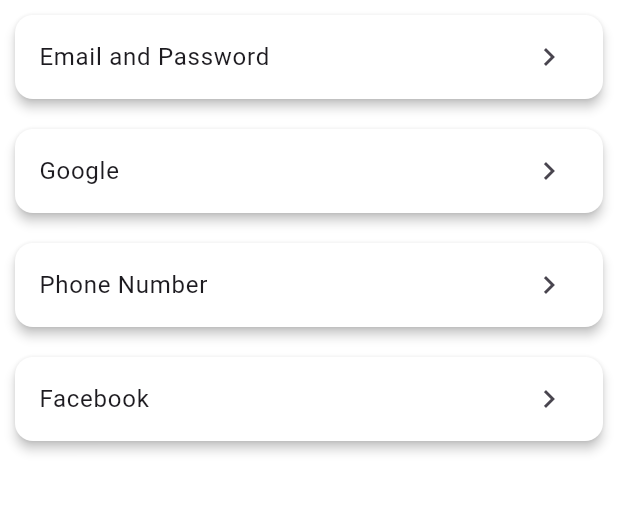
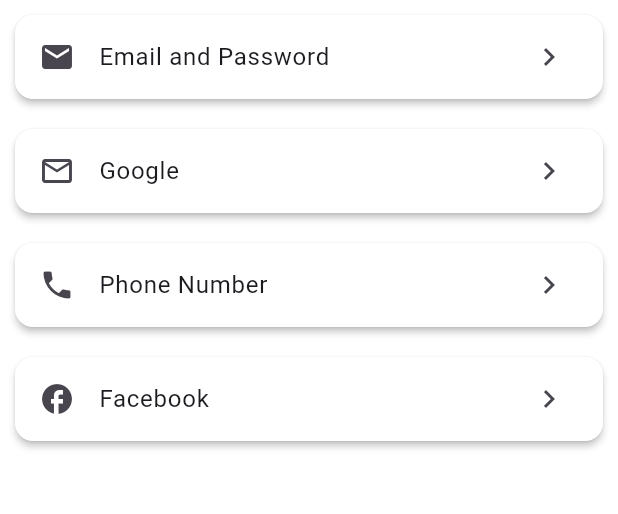
Before and after one commit to TirumalPhutane/Task-app, a Flutter app: the FirebaseAuthScreen screen opened by its route, on a phone screen of 412 x 824 dp, the part 84-598 px from its top. Run offline on Flutter 3.47's test engine with Material 3 defaults, Android fonts, the phone set to English and light mode, and no system bars; our stand-ins replace async_redux, file_picker, firebase_auth, firebase_core, firebase_crashlytics, firebase_messaging and 8 more; missing offline and left inert: firebase_app_installations, firebase_in_app_messaging; accounts and stored records are empty.

Commit message:
some changes

```diff
--- a/lib/firebase/firebase_auth/firebase_auth_screen.dart
+++ b/lib/firebase/firebase_auth/firebase_auth_screen.dart
@@ -23,11 +23,11 @@
               Navigator.pushNamed(context, getScreenForList(index));
             },
             child: Card(
-              elevation: 3.0,
+              elevation: 2.0,
               margin: EdgeInsets.symmetric(horizontal: 10, vertical: 10),
               child: ListTile(
                 key: ValueKey(index),
-                //leading: const Icon(Icons.list),
+                leading: getIcon(index),
                 trailing: const Icon(Icons.keyboard_arrow_right),
                 title: Text(
                   authentications[index],
@@ -55,3 +55,17 @@
   }
   return "";
 }
+
+Icon getIcon(int index) {
+  switch (index) {
+    case 0:
+      return Icon(Icons.email);
+    case 1:
+      return Icon(Icons.email_outlined);
+    case 2:
+      return Icon(Icons.phone);
+    case 3:
+      return Icon(Icons.facebook);
+  }
+  return Icon(Icons.email);
+}
```
